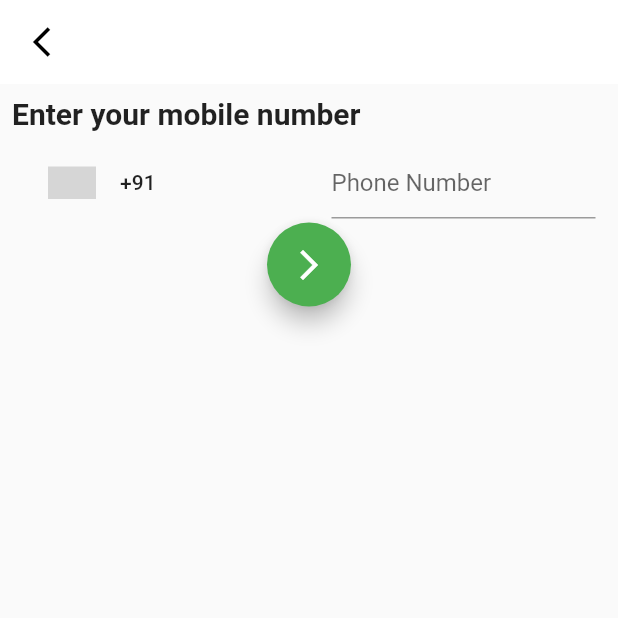
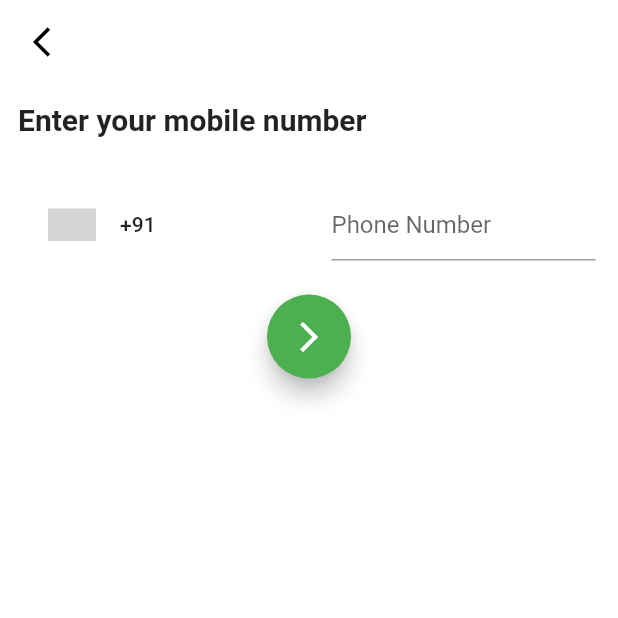
Before and after one commit to sitabra/NECTAR_UI_UX, a Flutter app: the PhoneLogInScreen screen opened directly, on a phone screen of 412 x 824 dp, the top half of it. Run offline on Flutter 3.47's test engine with Material 2 defaults, Android fonts, the phone set to English and light mode, and no system bars; drawn by our look-alikes of country_code_picker; our stand-ins replace firebase_auth, firebase_core; accounts and stored records are empty; grey boxes are pictures that could not be loaded.

Commit message:
phone log in page ui change

```diff
--- a/lib/screens/phone_log_in_screen/phone_log_in_screen.dart
+++ b/lib/screens/phone_log_in_screen/phone_log_in_screen.dart
@@ -62,10 +62,12 @@ class _PhoneLogInScreenState extends State<PhoneLogInScreen> {
   }
 
   getMobileFormWidget(context) {
-    return Column(
+    return Container(
+      color: Colors.white,
+      child: Column(
         children: [
           Padding(
-          padding: const EdgeInsets.all(8.0),
+            padding: const EdgeInsets.all(12.0),
             child: Row(
               children: [
                 Text("Enter your mobile number",
@@ -75,6 +77,9 @@ class _PhoneLogInScreenState extends State<PhoneLogInScreen> {
                 ),),
               ],
             ),
+          ),
+          SizedBox(
+            height: 20,
           ),
           Row(
             children: [
@@ -102,6 +107,9 @@ class _PhoneLogInScreenState extends State<PhoneLogInScreen> {
                 ),
               ),
             ],
+          ),
+          SizedBox(
+            height: 20,
           ),
           FloatingActionButton(
             backgroundColor: Colors.green,
@@ -143,13 +151,27 @@ class _PhoneLogInScreenState extends State<PhoneLogInScreen> {
 
           )
         ],
+      ),
     );
   }
 
   getOtpFormWidget(context) {
-    return Column(
+    return Container(
+      color: Colors.white,
+      child: Column(
         children: [
-        //Text("Enter your 6-digit code"),
+          Padding(
+            padding: const EdgeInsets.all(8.0),
+            child: Row(
+              children: [
+                Text("Enter your 6-digit code",
+                  style: TextStyle(
+                    fontWeight: FontWeight.bold,
+                    fontSize: 20,
+                  ),),
+              ],
+            ),
+          ),
           Padding(
             padding: EdgeInsets.symmetric(horizontal: 15),
             child: TextField(
@@ -174,6 +196,7 @@ class _PhoneLogInScreenState extends State<PhoneLogInScreen> {
                 signInWithPhoneAuthCredential(phoneAuthCredential);
               })
         ],
+      ),
     );
   }
 
@@ -182,6 +205,7 @@ class _PhoneLogInScreenState extends State<PhoneLogInScreen> {
   @override
   Widget build(BuildContext context) {
     return Scaffold(
+      backgroundColor: Colors.white,
       key: _scaffoldKey,
       appBar: AppBar(
         elevation: 0,
```
Lines whose indentation alone changed are shown as unchanged.
